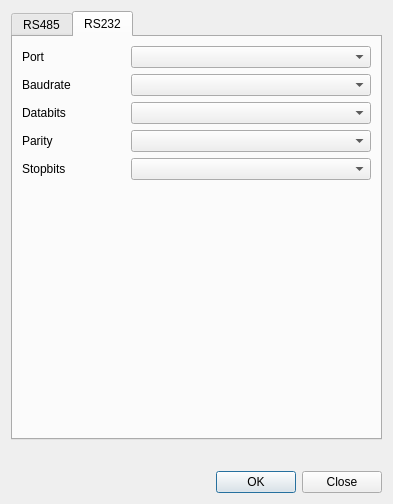
Qt form dct_widgets/connectdialog/connectdialog.ui (KAYA-Instruments/SDI-Control-Point) before a commit.
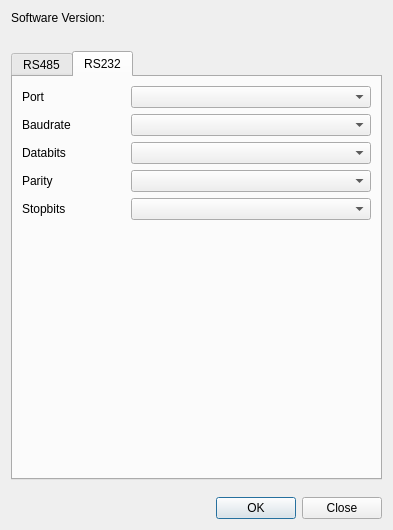
The same form after that commit. The open tabs and pages were chosen to show the change. Icons and pictures are not drawn.

Commit message: Genlock new features for version 2021.3

```diff
--- a/dct_widgets/connectdialog/connectdialog.ui
+++ b/dct_widgets/connectdialog/connectdialog.ui
@@ -10,7 +10,7 @@
     <x>0</x>
     <y>0</y>
     <width>393</width>
-    <height>504</height>
+    <height>530</height>
    </rect>
   </property>
   <property name="sizePolicy">
@@ -39,6 +39,26 @@
     <normaloff>:/icons/connect_128x128.png</normaloff>:/icons/connect_128x128.png</iconset>
   </property>
   <layout class="QVBoxLayout" name="verticalLayout">
+   <item>
+    <widget class="QLabel" name="lblSoftwareVersion">
+     <property name="text">
+      <string>Software Version:</string>
+     </property>
+    </widget>
+   </item>
+   <item>
+    <spacer name="horizontalSpacer">
+     <property name="orientation">
+      <enum>Qt::Horizontal</enum>
+     </property>
+     <property name="sizeHint" stdset="0">
+      <size>
+       <width>40</width>
+       <height>20</height>
+      </size>
+     </property>
+    </spacer>
+   </item>
    <item>
     <widget class="QTabWidget" name="tabController">
      <property name="focusPolicy">
```
Left out of the diff: 2 changed lines with no effect on the pictures. The commit also changes 22 other files.
